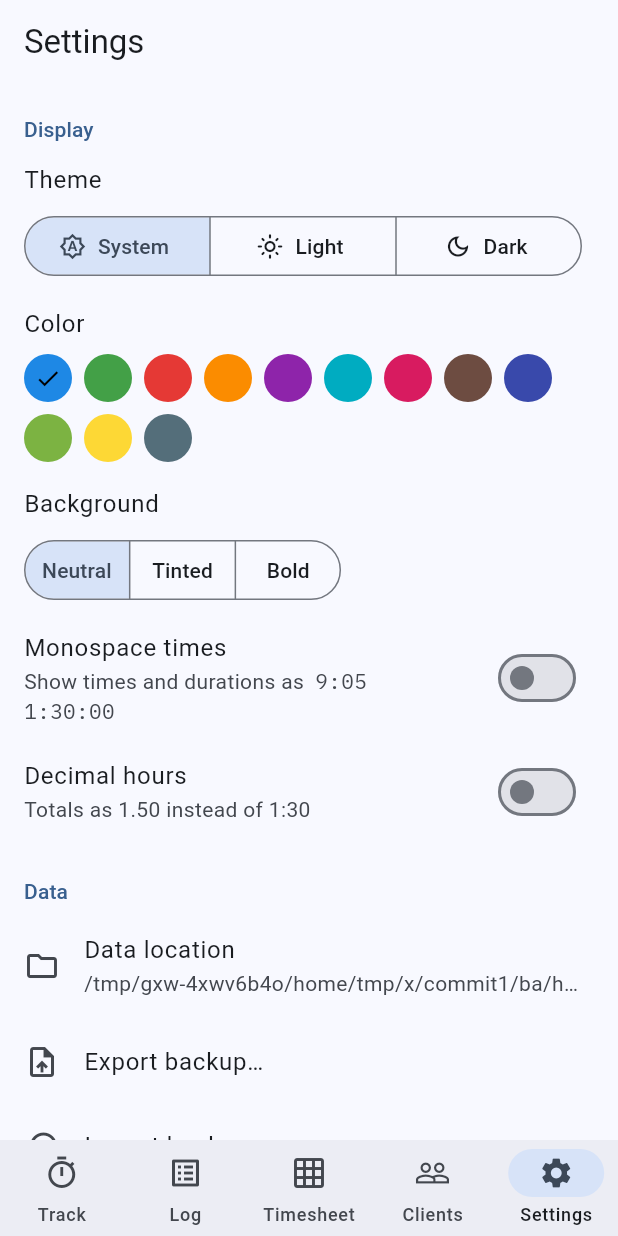
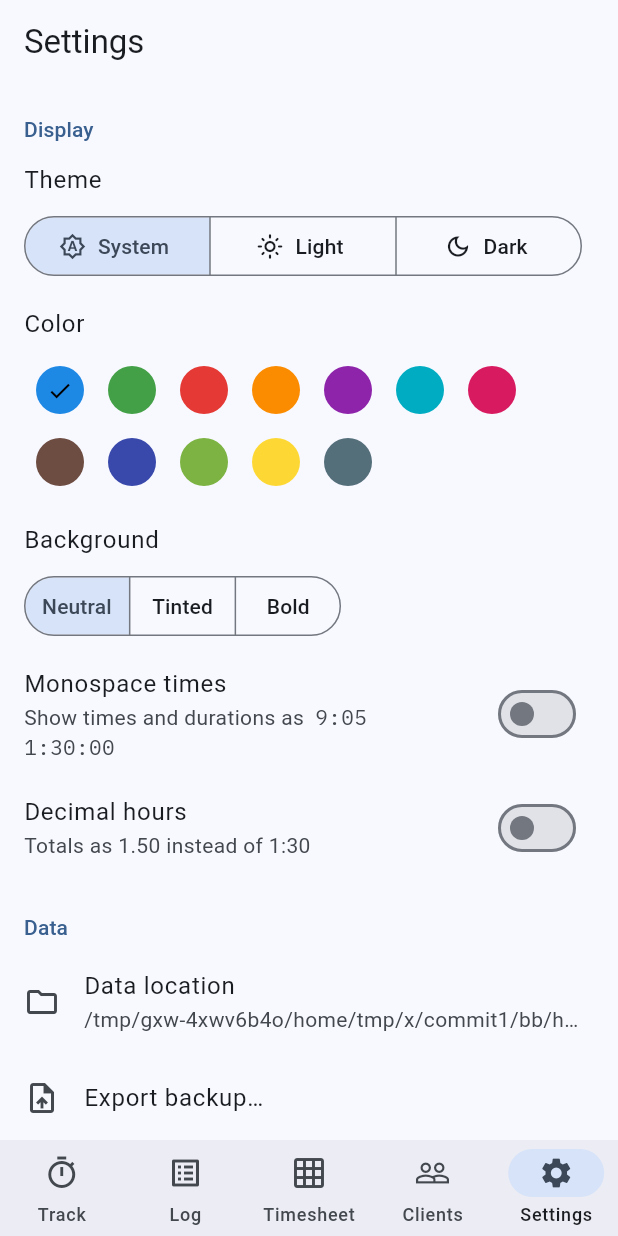
Before and after one commit to justinb4003/conclock, a Flutter app: the screen it shows after launch, item 5 of the bottom bar chosen, on a phone screen of 412 x 824 dp. Run offline on Flutter 3.47's test engine with Material 3 defaults, Android fonts, the phone set to English and light mode, and no system bars; our stand-ins replace package_info_plus, web; missing offline and left inert: dart:js_interop, file_selector, tray_manager, window_manager.

Commit message:
Name the color swatches and Log task rows for screen readers
The color swatches (Settings and the client color dialog) were
unlabeled 32px circles. They're now one shared widget: a 48px target,
the color's name as its tooltip, and a selected state. Log task rows
read as one node (name, count, total) instead of a nameless tap target.

Co-Authored-By: Claude Opus 5.5 <noreply@anthropic.com>

```diff
--- a/lib/screens/settings_screen.dart
+++ b/lib/screens/settings_screen.dart
@@ -5,7 +5,6 @@ import '../backup/backup.dart';
 import '../desktop/desktop.dart';
 import '../models.dart';
 import '../store.dart';
-import '../theme.dart';
 import '../widgets/common.dart';
 import '../widgets/data_location.dart';
 
@@ -67,24 +66,12 @@ class SettingsScreen extends StatelessWidget {
             subtitle: Padding(
               padding: const EdgeInsets.only(top: 8),
               child: Wrap(
-                spacing: 8,
-                runSpacing: 8,
                 children: [
                   for (final c in clientPalette)
-                    InkWell(
-                      customBorder: const CircleBorder(),
+                    ColorChoice(
+                      color: c,
+                      selected: c == store.appColor,
                       onTap: () => store.setAppColor(c),
-                      child: CircleAvatar(
-                        radius: 16,
-                        backgroundColor: Color(c),
-                        child: c == store.appColor
-                            ? Icon(
-                                Icons.check,
-                                size: 18,
-                                color: checkColorOn(Color(c)),
-                              )
-                            : null,
-                      ),
                     ),
                 ],
               ),
--- a/lib/widgets/common.dart
+++ b/lib/widgets/common.dart
@@ -1,7 +1,9 @@
 import 'package:flutter/material.dart';
 
 import '../format.dart';
+import '../models.dart';
 import '../store.dart';
+import '../theme.dart';
 
 /// h:mm / Decimal switch for an app bar; the setting is shared app-wide.
 class HoursFormatToggle extends StatelessWidget {
@@ -129,3 +131,50 @@ class WeekBar extends StatelessWidget {
     );
   }
 }
+
+/// One palette color to pick: a 48px target, named in its tooltip (for
+/// screen readers, and for anyone who can't tell the colors apart).
+class ColorChoice extends StatelessWidget {
+  const ColorChoice({
+    super.key,
+    required this.color,
+    required this.selected,
+    required this.onTap,
+    this.radius = 16,
+  });
+
+  final int color;
+  final bool selected;
+  final VoidCallback onTap;
+  final double radius;
+
+  @override
+  Widget build(BuildContext context) => Semantics(
+    button: true,
+    selected: selected,
+    inMutuallyExclusiveGroup: true,
+    child: Tooltip(
+      message: colorName(color),
+      child: InkWell(
+        customBorder: const CircleBorder(),
+        onTap: onTap,
+        child: SizedBox.square(
+          dimension: radius * 2 < 48 ? 48 : radius * 2,
+          child: Center(
+            child: CircleAvatar(
+              radius: radius,
+              backgroundColor: Color(color),
+              child: selected
+                  ? Icon(
+                      Icons.check,
+                      size: radius * 1.1,
+                      color: checkColorOn(Color(color)),
+                    )
+                  : null,
+            ),
+          ),
+        ),
+      ),
+    ),
+  );
+}
```
Also changed, not shown: lib/models.dart (+21 -0 lines), lib/screens/log_screen.dart (+9 -6 lines), lib/widgets/dialogs.dart (+7 -12 lines).
